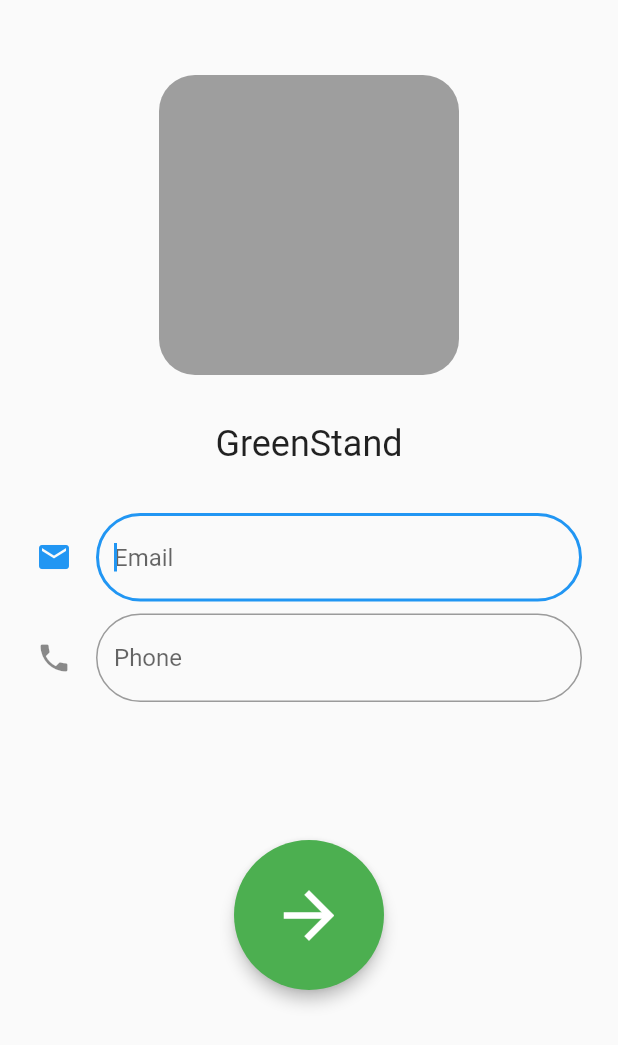
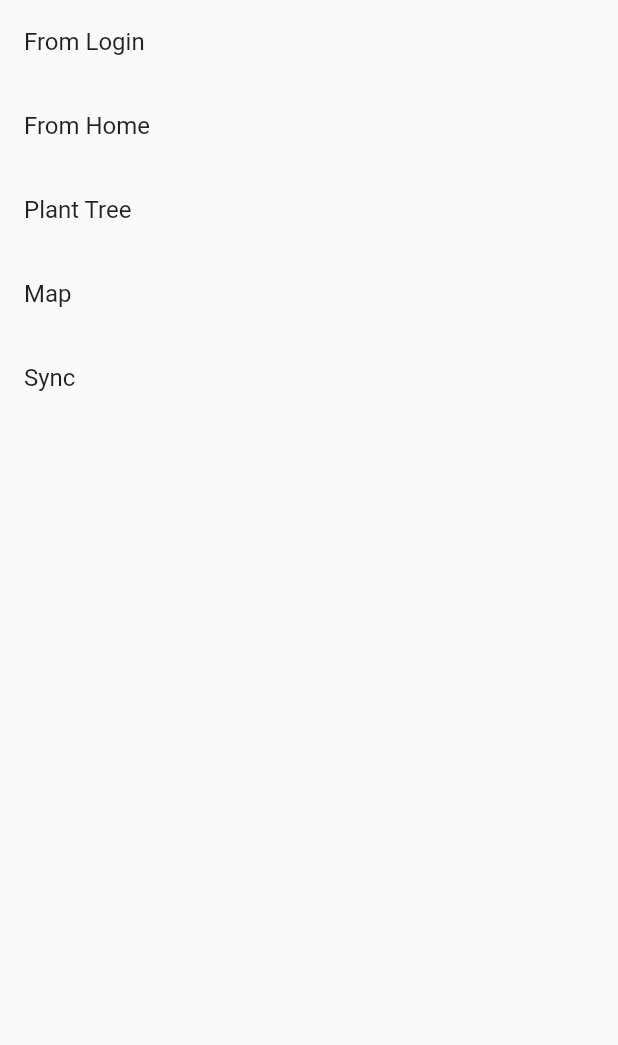
Before and after one commit to Elforama/Flutter-Prototyper, a Flutter app: the screen it shows after launch, on a phone screen of 412 x 824 dp. Shown: the top 1045 px of the screen. Run offline on Flutter 3.47's test engine with Material 2 defaults, Android fonts, the light colour scheme and no system bars; our stand-ins replace charts_flutter.

Commit message:
Make things work on web and mobile in a responsive way

```diff
--- /dev/null
+++ b/lib/ResponsiveHome.dart
@@ -0,0 +1,19 @@
+import 'package:flutter/material.dart';
+
+import 'UserFlows.dart';
+import 'Utils.dart';
+import 'mobile/MobileHome.dart';
+import 'web/WebHome.dart';
+
+class ResponsiveHome extends StatelessWidget {
+
+  @override
+  Widget build(BuildContext context) {
+    if (Screen.isSmall(context)) {
+      return MobileHome(userFlows: userFlowsV1);
+    } else {
+      return WebHome(userFlows: userFlowsV1);
+    }
+  }
+
+}
--- /dev/null
+++ b/lib/UserFlows.dart
@@ -0,0 +1,39 @@
+import 'package:flutter/widgets.dart';
+
+import 'AddTreeScreen.dart';
+import 'HomeScreen.dart';
+import 'LoginScreen.dart';
+import 'MapScreen.dart';
+import 'SyncScreen.dart';
+
+class UserFlow {
+
+  final String name;
+  final WidgetBuilder builder;
+
+  UserFlow({this.name, this.builder});
+
+}
+
+final List<UserFlow> userFlowsV1 = [
+  UserFlow(
+    name: "From Login",
+    builder: (context) => LoginScreen()
+  ),
+  UserFlow(
+      name: "From Home",
+      builder: (context) => HomeScreen()
+  ),
+  UserFlow(
+      name: "Plant Tree",
+      builder: (context) => AddTreeScreen()
+  ),
+  UserFlow(
+      name: "Map",
+      builder: (context) => MapScreen()
+  ),
+  UserFlow(
+      name: "Sync",
+      builder: (context) => SyncScreen()
+  ),
+];
--- /dev/null
+++ b/lib/Utils.dart
@@ -0,0 +1,18 @@
+import 'package:flutter/material.dart';
+
+class Screen {
+
+  //Large screen is any screen whose width is more than 1200 pixels
+  static bool isLarge(BuildContext context) {
+    return MediaQuery.of(context).size.width > 1200;
+  }
+  //Small screen is any screen whose width is less than 800 pixels
+  static bool isSmall(BuildContext context) {
+    return MediaQuery.of(context).size.width < 800;
+  }
+  //Medium screen is any screen whose width is less than 1200 pixels,
+  //and more than 800 pixels
+  static bool isMedium(BuildContext context) {
+    return MediaQuery.of(context).size.width > 800 && MediaQuery.of(context).size.width < 1200;
+  }
+}
--- a/lib/main.dart
+++ b/lib/main.dart
@@ -1,6 +1,12 @@
+import 'dart:io';
+
 import 'package:flutter/material.dart';
 
+import 'package:greenstand_prototype/web/WebHome.dart';
+import 'HomeScreen.dart';
 import 'LoginScreen.dart';
+import 'ResponsiveHome.dart';
+import 'UserFlows.dart';
 
 void main() => runApp(MyApp());
 
@@ -13,7 +19,7 @@
       theme: ThemeData(
         primarySwatch: Colors.blue,
       ),
-      home: LoginScreen(),
+      home: ResponsiveHome(),
     );
   }
 }
--- /dev/null
+++ b/lib/mobile/MobileHome.dart
@@ -0,0 +1,43 @@
+import 'package:flutter/material.dart';
+
+import '../UserFlows.dart';
+
+class MobileHome extends StatelessWidget {
+
+  final List<UserFlow> userFlows;
+
+  MobileHome({this.userFlows});
+
+  @override
+  Widget build(BuildContext context) {
+    return Scaffold(
+      body: ListView(
+        children: [
+          ...userFlows.map((flow) => _FlowListItem(userFlow: flow)),
+        ]
+      ),
+    );
+  }
+
+}
+
+class _FlowListItem extends StatelessWidget {
+
+  final UserFlow userFlow;
+
+  _FlowListItem({this.userFlow});
+
+  @override
+  Widget build(BuildContext context) {
+    return ListTile(
+      title: Text(userFlow.name),
+      onTap: () {
+        Navigator.push(
+            context,
+            MaterialPageRoute(builder: userFlow.builder)
+        );
+      },
+    );
+  }
+
+}
--- a/pubspec.yaml
+++ b/pubspec.yaml
@@ -14,7 +14,7 @@
 version: 1.0.0+1
 
 environment:
-  sdk: ">=2.1.0 <3.0.0"
+  sdk: ">=2.2.2 <3.0.0"
 
 dependencies:
   flutter:
```
Also changed, not shown: lib/CameraScreen.dart (+12 -1 lines), lib/HomeScreen.dart (+2 -6 lines), lib/LoginScreen.dart (+3 -7 lines), lib/web/WebHome.dart (added, +67 -0 lines).
